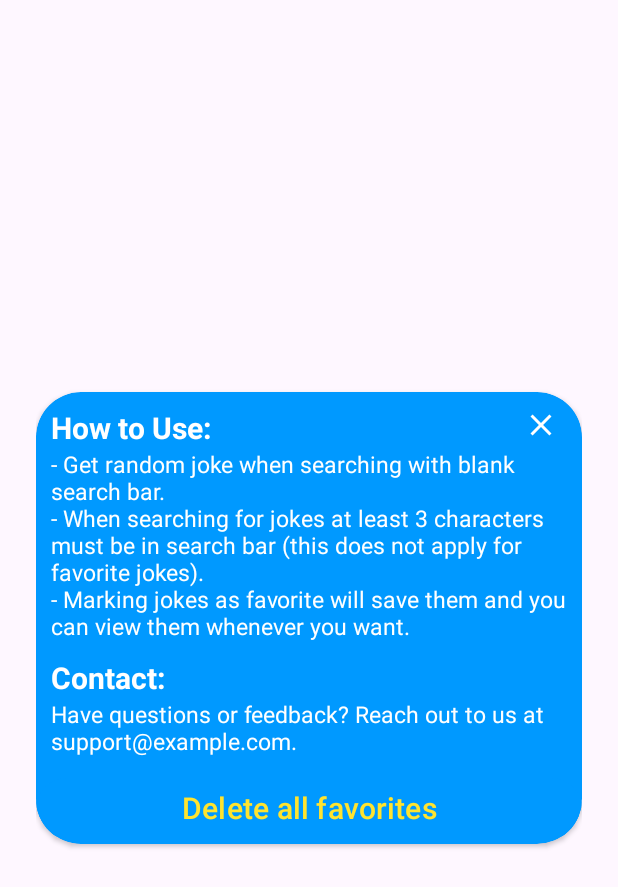
After one commit to MartinMasar/dad-jokes, an Android app: the layout dialog_info.xml on its own in the app's theme, with its tools: preview values and no code run, on a phone screen of 412 x 824 dp. The commit adds this screen. Shown: the top 887 px of the screen. Run offline under Robolectric (Android 15) with nearby library versions, the phone set to English and light mode, and no system bars; network calls fail.

Commit message:
info + mensi upravy

```diff
--- a/app/src/main/java/com/example/dadjokes/DatabaseRepository.kt
+++ b/app/src/main/java/com/example/dadjokes/DatabaseRepository.kt
@@ -24,4 +24,8 @@ class DatabaseRepository (private val jokeDao: JokeDao){
         return jokeDao.getSavedJokeByWord(searchTerm)
     }
 
+    suspend fun deleteAllJokes() {
+        return jokeDao.deleteAllJokes()
+    }
+
 }
--- a/app/src/main/java/com/example/dadjokes/database/RoomDatabase.kt
+++ b/app/src/main/java/com/example/dadjokes/database/RoomDatabase.kt
@@ -24,6 +24,9 @@ interface JokeDao {
 
     @Delete
     suspend fun deleteJoke(joke: JokeEntity)
+
+    @Query("DELETE FROM joke")
+    suspend fun deleteAllJokes()
 }
 
 @Database(entities = [JokeEntity::class], version = 1)
--- /dev/null
+++ b/app/src/main/res/drawable/close.xml
@@ -0,0 +1,10 @@
+<vector xmlns:android="http://schemas.android.com/apk/res/android"
+    android:width="24dp"
+    android:height="24dp"
+    android:viewportWidth="960"
+    android:viewportHeight="960"
+    android:tint="?attr/colorControlNormal">
+  <path
+      android:fillColor="@android:color/white"
+      android:pathData="M256,760L200,704L424,480L200,256L256,200L480,424L704,200L760,256L536,480L760,704L704,760L480,536L256,760Z"/>
+</vector>
--- /dev/null
+++ b/app/src/main/res/layout/dialog_info.xml
@@ -0,0 +1,97 @@
+<?xml version="1.0" encoding="utf-8"?>
+<RelativeLayout xmlns:android="http://schemas.android.com/apk/res/android"
+    android:layout_width="match_parent"
+    android:layout_height="match_parent"
+    xmlns:app="http://schemas.android.com/apk/res-auto">
+
+    <LinearLayout
+        android:layout_width="match_parent"
+        android:layout_height="match_parent"
+        android:orientation="vertical"
+        android:gravity="center"
+        android:padding="24dp">
+
+        <androidx.cardview.widget.CardView
+            android:layout_width="match_parent"
+            android:layout_height="wrap_content"
+            app:cardBackgroundColor="#0099FF"
+            app:cardCornerRadius="30dp">
+
+            <LinearLayout
+                android:layout_width="match_parent"
+                android:layout_height="wrap_content"
+                android:orientation="vertical">
+
+                <LinearLayout
+                    android:layout_width="match_parent"
+                    android:layout_height="match_parent"
+                    android:orientation="horizontal">
+
+                    <TextView
+                        android:id="@+id/textView1"
+                        android:layout_width="wrap_content"
+                        android:layout_height="wrap_content"
+                        android:paddingHorizontal="10dp"
+                        android:paddingTop="10dp"
+                        android:text="How to Use:"
+                        android:textColor="#FFFFFF"
+                        android:textSize="20sp"
+                        android:textStyle="bold"
+                        android:layout_weight="6"/>
+
+                    <ImageView
+                        android:id="@+id/imageView"
+                        android:layout_width="wrap_content"
+                        android:layout_height="wrap_content"
+                        android:layout_weight="1"
+                        app:tint="#FFFFFF"
+                        android:src="@drawable/close"
+                        android:paddingTop="10dp"/>
+                </LinearLayout>
+
+                <TextView
+                    android:id="@+id/textView2"
+                    android:layout_width="wrap_content"
+                    android:layout_height="wrap_content"
+                    android:paddingHorizontal="10dp"
+                    android:textSize="15sp"
+                    android:textColor="#FFFFFF"
+                    android:text="- Get random joke when searching with blank search bar.&#10;- When searching for jokes at least 3 characters must be in search bar (this does not apply for favorite jokes).&#10;- Marking jokes as favorite will save them and you can view them whenever you want." />
+
+                <TextView
+                    android:id="@+id/textView3"
+                    android:layout_width="wrap_content"
+                    android:layout_height="wrap_content"
+                    android:paddingTop="10dp"
+                    android:paddingHorizontal="10dp"
+                    android:textSize="20sp"
+                    android:textColor="#FFFFFF"
+                    android:textStyle="bold"
+                    android:text="Contact:" />
+
+                <TextView
+                    android:id="@+id/textView4"
+                    android:layout_width="wrap_content"
+                    android:layout_height="wrap_content"
+                    android:paddingHorizontal="10dp"
+                    android:paddingBottom="10dp"
+                    android:textSize="15sp"
+                    android:textColor="#FFFFFF"
+                    android:text="Have questions or feedback? Reach out to us at support@example.com." />
+
+                <Button
+                    android:id="@+id/buttonDeleteData"
+                    android:layout_width="match_parent"
+                    android:layout_height="wrap_content"
+                    android:textSize="20sp"
+                    android:text="Delete all favorites"
+                    android:textColor="#FFE42F"
+                    android:backgroundTint="#0099FF"/>
+
+            </LinearLayout>
+
+        </androidx.cardview.widget.CardView>
+
+    </LinearLayout>
+
+</RelativeLayout>
```
Also changed, not shown: app/src/main/java/com/example/dadjokes/MainActivity.kt (+34 -0 lines), app/src/main/java/com/example/dadjokes/MainViewModel.kt (+24 -10 lines).
